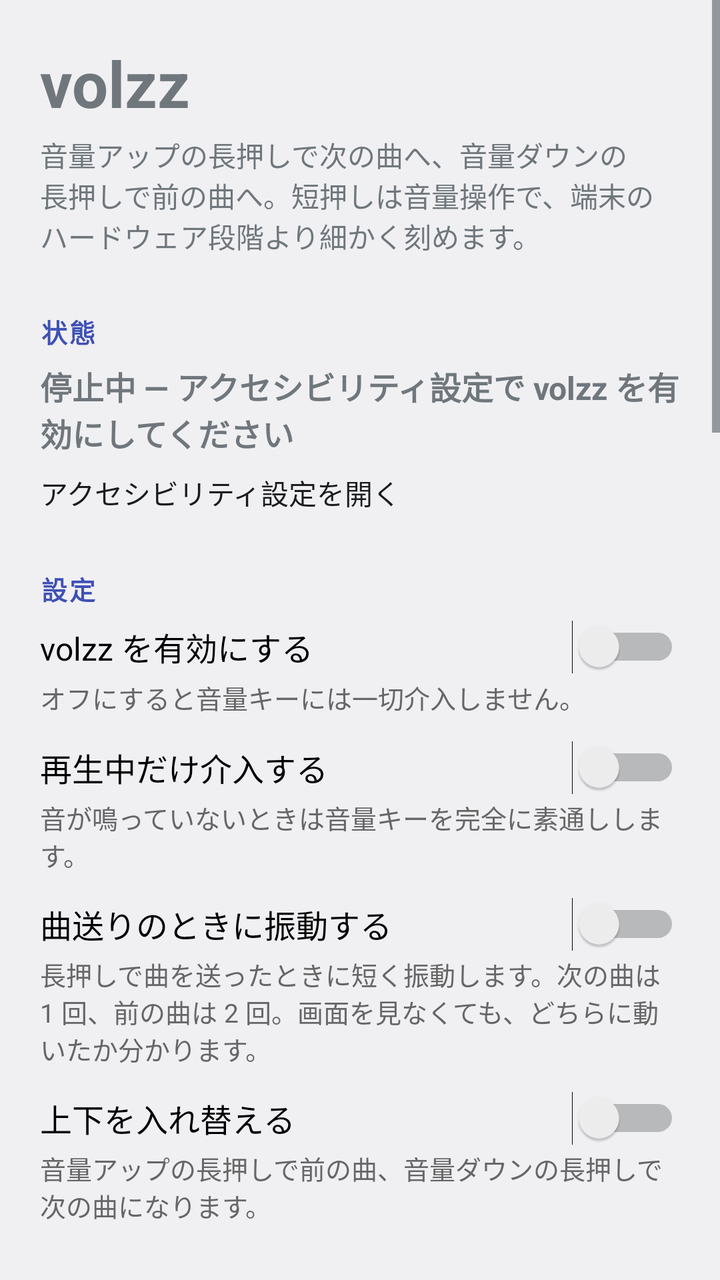
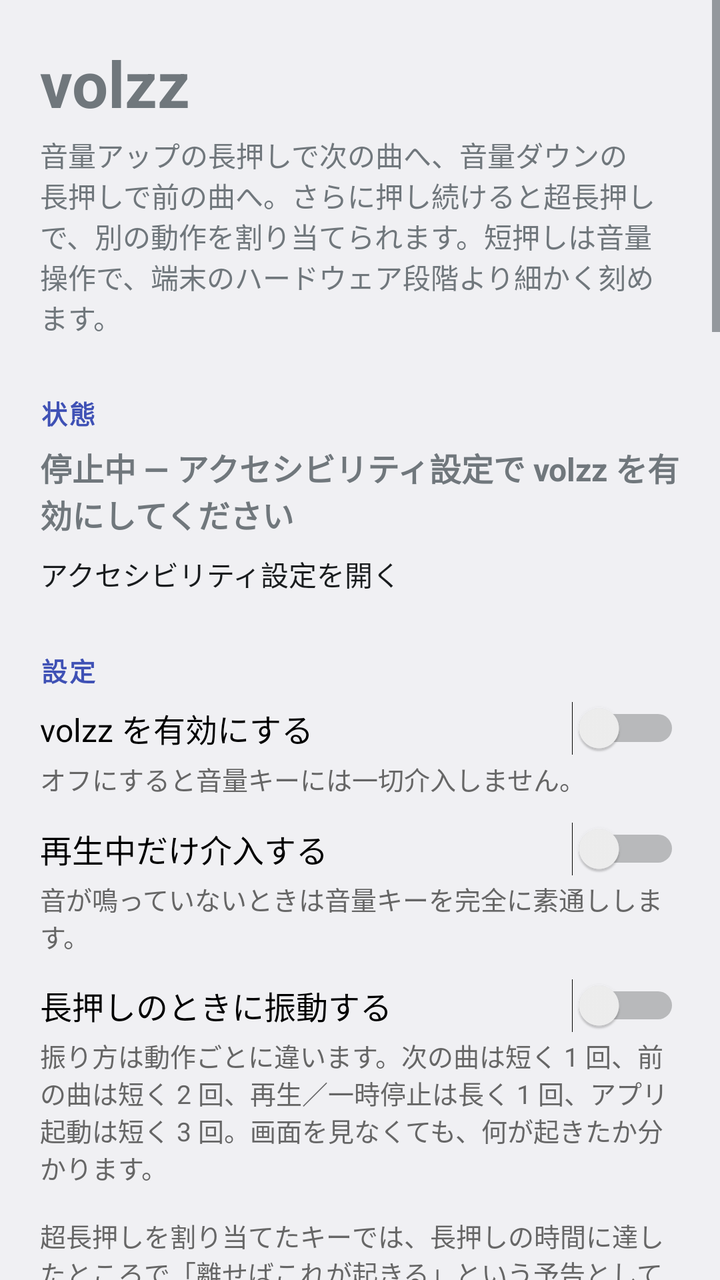

Compare the two renders of this Android layout. The source of the first and the diff that turns it into the second are given below.
<!-- AndroidManifest.xml: application theme android:Theme.DeviceDefault.Light.NoActionBar -->
<!-- res/layout/activity_main.xml -->
<?xml version="1.0" encoding="utf-8"?>

<ScrollView xmlns:android="http://schemas.android.com/apk/res/android"
    android:id="@+id/root"
    android:layout_width="match_parent"
    android:layout_height="match_parent"
    android:fillViewport="true">

    <LinearLayout
        android:layout_width="match_parent"
        android:layout_height="wrap_content"
        android:orientation="vertical"
        android:paddingLeft="20dp"
        android:paddingRight="20dp"
        android:paddingTop="20dp"
        android:paddingBottom="32dp">

        <TextView
            android:layout_width="match_parent"
            android:layout_height="wrap_content"
            android:text="@string/app_name"
            android:textSize="32sp"
            android:textStyle="bold" />

        <TextView
            android:layout_width="match_parent"
            android:layout_height="wrap_content"
            android:layout_marginTop="4dp"
            android:text="@string/intro"
            android:textSize="14sp" />

        
        <TextView
            style="@style/SectionTitle"
            android:text="@string/status_title" />

        <TextView
            android:id="@+id/status"
            android:layout_width="match_parent"
            android:layout_height="wrap_content"
            android:textSize="16sp"
            android:textStyle="bold"
            android:text="@string/status_off" />

        <Button
            android:id="@+id/open_settings"
            android:layout_width="match_parent"
            android:layout_height="wrap_content"
            android:layout_marginTop="8dp"
            android:text="@string/open_settings" />

        
        <TextView
            style="@style/SectionTitle"
            android:text="@string/settings_title" />

        <Switch
            android:id="@+id/enabled"
            android:layout_width="match_parent"
            android:layout_height="wrap_content"
            android:text="@string/enabled_label"
            android:textSize="16sp" />

        <TextView
            style="@style/Hint"
            android:text="@string/enabled_desc" />

        <Switch
            android:id="@+id/only_while_playing"
            android:layout_width="match_parent"
            android:layout_height="wrap_content"
            android:layout_marginTop="12dp"
            android:text="@string/only_while_playing_label"
            android:textSize="16sp" />

        <TextView
            style="@style/Hint"
            android:text="@string/only_while_playing_desc" />

        <Switch
            android:id="@+id/vibrate"
            android:layout_width="match_parent"
            android:layout_height="wrap_content"
            android:layout_marginTop="12dp"
            android:text="@string/vibrate_label"
            android:textSize="16sp" />

        <TextView
            style="@style/Hint"
            android:text="@string/vibrate_desc" />

        <Switch
            android:id="@+id/swap"
            android:layout_width="match_parent"
            android:layout_height="wrap_content"
            android:layout_marginTop="12dp"
            android:text="@string/swap_label"
            android:textSize="16sp" />

        <TextView
            style="@style/Hint"
            android:text="@string/swap_desc" />

        
        <TextView
            style="@style/SectionTitle"
            android:text="@string/fine_title" />

        <TextView
            android:id="@+id/fine_status"
            android:layout_width="match_parent"
            android:layout_height="wrap_content"
            android:textSize="14sp" />

        <Switch
            android:id="@+id/fine_enabled"
            android:layout_width="match_parent"
            android:layout_height="wrap_content"
            android:layout_marginTop="12dp"
            android:text="@string/fine_enabled_label"
            android:textSize="16sp" />

        <TextView
            style="@style/Hint"
            android:text="@string/fine_enabled_desc" />

        <TextView
            android:id="@+id/fine_steps_label"
            android:layout_width="match_parent"
            android:layout_height="wrap_content"
            android:layout_marginTop="12dp"
            android:textSize="16sp"
            android:textStyle="bold" />

        <SeekBar
            android:id="@+id/fine_steps"
            android:layout_width="match_parent"
            android:layout_height="wrap_content"
            android:layout_marginTop="4dp" />

        <TextView
            android:id="@+id/fine_steps_detail"
            style="@style/Hint" />

        <TextView
            style="@style/Hint"
            android:text="@string/fine_desc" />

        
        <TextView
            style="@style/SectionTitle"
            android:text="@string/threshold_title" />

        <TextView
            android:id="@+id/threshold_label"
            android:layout_width="match_parent"
            android:layout_height="wrap_content"
            android:textSize="16sp"
            android:textStyle="bold" />

        <SeekBar
            android:id="@+id/threshold"
            android:layout_width="match_parent"
            android:layout_height="wrap_content"
            android:layout_marginTop="4dp" />

        <TextView
            style="@style/Hint"
            android:text="@string/threshold_desc" />

        
        <TextView
            style="@style/SectionTitle"
            android:text="@string/mode_title" />

        <TextView
            style="@style/Hint"
            android:text="@string/mode_desc" />

        
        <TextView
            style="@style/SectionTitle"
            android:text="@string/diag_title" />

        <TextView
            android:id="@+id/diag"
            android:layout_width="match_parent"
            android:layout_height="wrap_content"
            android:fontFamily="monospace"
            android:textSize="14sp" />

        <TextView
            style="@style/Hint"
            android:text="@string/diag_desc" />

        
        <TextView
            style="@style/SectionTitle"
            android:text="@string/perm_title" />

        <TextView
            style="@style/Hint"
            android:text="@string/perm_desc" />

    </LinearLayout>
</ScrollView>
<!-- resources referenced by this layout -->
<resources>
  <string name="app_name">volzz</string>
  <string name="diag_desc">この画面を開いたまま音量キーを押すと、volzz がキーを受け取れているか確認できます。数字が増えなければキーが届いていません。\n\n画面が消えている間の分は 2 行目に数えます。画面を消して音量キーを押し、画面を点けてからこの画面を開けば、そのときの動きが「最近の動き」に残っています。同じ行は logcat にも出ます（adb logcat -s volzz）。</string>
  <string name="diag_title">動作確認</string>
  <string name="enabled_desc">オフにすると音量キーには一切介入しません。</string>
  <string name="enabled_label">volzz を有効にする</string>
  <string name="fine_desc">端末のハード段階は増やせません（起動時に読まれる読み取り専用の設定で決まります）。そこで段と段の隙間を、音声エフェクトの負のゲインで埋めています。
  
  狙いの音量以上でいちばん近いハード段を選び、残りをゲインで埋めるので、万一エフェクトが効かなくなっても音はハード 1 段分しか跳ねません。
  
  大きく変えたいときは続けて連打してください。連打している間だけ歩幅が広がります（長押しは曲送りなので使えません）。</string>
  <string name="fine_enabled_desc">短押し 1 回で動く量を細かくします。切ると今までどおり 1 押し 1 段です。長押しの曲送りはどちらでも変わりません。</string>
  <string name="fine_enabled_label">ハード段階より細かく刻む</string>
  <string name="fine_title">細かい音量</string>
  <string name="intro">音量アップの長押しで次の曲へ、音量ダウンの長押しで前の曲へ。短押しは音量操作で、端末のハードウェア段階より細かく刻めます。</string>
  <string name="mode_desc">volzz は音量キーを完全に横取りし、指を離して「短押しだった」と確定してから音量を動かします。動かす量は「細かい音量」の設定で決まります。そのため曲送りのときに音量が動くことは一度もありません。画面が消えている間も同じで、こちらはメディアセッション経由でキーを受け取ります。\n\n短押しの反応が遅れるのは、実際にボタンを押していた時間のぶんだけです。軽くタップするぶんにはほとんど分かりません。押した瞬間に音量を動かしてしまうと、長押しだったと分かった時点で戻すしかなく、音量が 1 段上がってから下がる動きになるため、この方式にしています。</string>
  <string name="mode_title">短押しの扱い</string>
  <string name="only_while_playing_desc">音が鳴っていないときは音量キーを完全に素通しします。</string>
  <string name="only_while_playing_label">再生中だけ介入する</string>
  <string name="open_settings">アクセシビリティ設定を開く</string>
  <string name="perm_desc">振動（VIBRATE）だけ。曲送りの合図に使います。上の「曲送りのときに振動する」をオフにすれば一度も使いません。\n\nインターネット接続も、通知も、位置情報も、ストレージも使いません。ほかに必要なのはアクセシビリティ設定での有効化だけです。</string>
  <string name="perm_title">このアプリが使う権限</string>
  <string name="settings_title">設定</string>
  <string name="status_off">停止中 — アクセシビリティ設定で volzz を有効にしてください</string>
  <string name="status_title">状態</string>
  <string name="swap_desc">音量アップの長押しで前の曲、音量ダウンの長押しで次の曲になります。</string>
  <string name="swap_label">上下を入れ替える</string>
  <string name="threshold_desc">この時間を超えて押し続けると曲送りになります。短くすると曲送りが速くなりますが、少し長めの音量操作が誤って曲送りになりやすくなります。</string>
  <string name="threshold_title">長押しと判定する時間</string>
  <string name="vibrate_desc">長押しで曲を送ったときに短く振動します。次の曲は 1 回、前の曲は 2 回。画面を見なくても、どちらに動いたか分かります。</string>
  <string name="vibrate_label">曲送りのときに振動する</string>
  <style name="Hint">
          <item name="android:layout_width">match_parent</item>
          <item name="android:layout_height">wrap_content</item>
          <item name="android:layout_marginTop">2dp</item>
          <item name="android:textSize">13sp</item>
          <item name="android:textColor">#FF666666</item>
      </style>
  <style name="SectionTitle">
          <item name="android:layout_width">match_parent</item>
          <item name="android:layout_height">wrap_content</item>
          <item name="android:layout_marginTop">28dp</item>
          <item name="android:layout_marginBottom">6dp</item>
          <item name="android:textSize">13sp</item>
          <item name="android:textStyle">bold</item>
          <item name="android:textAllCaps">true</item>
          <item name="android:letterSpacing">0.08</item>
          <item name="android:textColor">#FF3F51B5</item>
      </style>
</resources>

<!-- the commit's change to res/layout/activity_main.xml (unified diff, before → after) -->
@@ -89,17 +89,38 @@
             style="@style/Hint"
             android:text="@string/vibrate_desc" />
 
-        <Switch
-            android:id="@+id/swap"
-            android:layout_width="match_parent"
-            android:layout_height="wrap_content"
-            android:layout_marginTop="12dp"
-            android:text="@string/swap_label"
-            android:textSize="16sp" />
-
-        <TextView
-            style="@style/Hint"
-            android:text="@string/swap_desc" />
+        
+        <TextView
+            style="@style/SectionTitle"
+            android:text="@string/assign_title" />
+
+        <Button
+            android:id="@+id/assign_up_long"
+            android:layout_width="match_parent"
+            android:layout_height="wrap_content"
+            android:layout_marginTop="4dp" />
+
+        <Button
+            android:id="@+id/assign_down_long"
+            android:layout_width="match_parent"
+            android:layout_height="wrap_content"
+            android:layout_marginTop="4dp" />
+
+        <Button
+            android:id="@+id/assign_up_super"
+            android:layout_width="match_parent"
+            android:layout_height="wrap_content"
+            android:layout_marginTop="4dp" />
+
+        <Button
+            android:id="@+id/assign_down_super"
+            android:layout_width="match_parent"
+            android:layout_height="wrap_content"
+            android:layout_marginTop="4dp" />
+
+        <TextView
+            style="@style/Hint"
+            android:text="@string/assign_desc" />
 
         
         <TextView
@@ -171,6 +192,32 @@
         
         <TextView
             style="@style/SectionTitle"
+            android:text="@string/super_threshold_title" />
+
+        <TextView
+            android:id="@+id/super_threshold_label"
+            android:layout_width="match_parent"
+            android:layout_height="wrap_content"
+            android:textSize="16sp"
+            android:textStyle="bold" />
+
+        <SeekBar
+            android:id="@+id/super_threshold"
+            android:layout_width="match_parent"
+            android:layout_height="wrap_content"
+            android:layout_marginTop="4dp" />
+
+        <TextView
+            android:id="@+id/super_threshold_detail"
+            style="@style/Hint" />
+
+        <TextView
+            android:id="@+id/super_threshold_desc"
+            style="@style/Hint" />
+
+        
+        <TextView
+            style="@style/SectionTitle"
             android:text="@string/mode_title" />
 
         <TextView
<!-- resource entries referenced after the edit -->
@@ -1,6 +1,8 @@
 <!-- resources referenced by this layout -->
 <resources>
   <string name="app_name">volzz</string>
+  <string name="assign_desc">4 つのトリガーそれぞれに動作を選べます。超長押しに「なし」以外を割り当てると、そのキーの長押しは指を離した瞬間に実行されるようになります（押し続けている間は、長押しと超長押しのどちらになるかがまだ決まらないため）。\n\n長押しにも超長押しにも「なし」を割り当てたキーは、押しっぱなしで音量が動き続けます。</string>
+  <string name="assign_title">長押しに割り当てる動作</string>
   <string name="diag_desc">この画面を開いたまま音量キーを押すと、volzz がキーを受け取れているか確認できます。数字が増えなければキーが届いていません。\n\n画面が消えている間の分は 2 行目に数えます。画面を消して音量キーを押し、画面を点けてからこの画面を開けば、そのときの動きが「最近の動き」に残っています。同じ行は logcat にも出ます（adb logcat -s volzz）。</string>
   <string name="diag_title">動作確認</string>
   <string name="enabled_desc">オフにすると音量キーには一切介入しません。</string>
@@ -13,23 +15,22 @@
   <string name="fine_enabled_desc">短押し 1 回で動く量を細かくします。切ると今までどおり 1 押し 1 段です。長押しの曲送りはどちらでも変わりません。</string>
   <string name="fine_enabled_label">ハード段階より細かく刻む</string>
   <string name="fine_title">細かい音量</string>
-  <string name="intro">音量アップの長押しで次の曲へ、音量ダウンの長押しで前の曲へ。短押しは音量操作で、端末のハードウェア段階より細かく刻めます。</string>
+  <string name="intro">音量アップの長押しで次の曲へ、音量ダウンの長押しで前の曲へ。さらに押し続けると超長押しで、別の動作を割り当てられます。短押しは音量操作で、端末のハードウェア段階より細かく刻めます。</string>
   <string name="mode_desc">volzz は音量キーを完全に横取りし、指を離して「短押しだった」と確定してから音量を動かします。動かす量は「細かい音量」の設定で決まります。そのため曲送りのときに音量が動くことは一度もありません。画面が消えている間も同じで、こちらはメディアセッション経由でキーを受け取ります。\n\n短押しの反応が遅れるのは、実際にボタンを押していた時間のぶんだけです。軽くタップするぶんにはほとんど分かりません。押した瞬間に音量を動かしてしまうと、長押しだったと分かった時点で戻すしかなく、音量が 1 段上がってから下がる動きになるため、この方式にしています。</string>
   <string name="mode_title">短押しの扱い</string>
   <string name="only_while_playing_desc">音が鳴っていないときは音量キーを完全に素通しします。</string>
   <string name="only_while_playing_label">再生中だけ介入する</string>
   <string name="open_settings">アクセシビリティ設定を開く</string>
-  <string name="perm_desc">振動（VIBRATE）だけ。曲送りの合図に使います。上の「曲送りのときに振動する」をオフにすれば一度も使いません。\n\nインターネット接続も、通知も、位置情報も、ストレージも使いません。ほかに必要なのはアクセシビリティ設定での有効化だけです。</string>
+  <string name="perm_desc">振動（VIBRATE）だけ。長押しの合図に使います。上の「長押しのときに振動する」をオフにすれば一度も使いません。\n\nインターネット接続も、通知も、位置情報も、ストレージも使いません。ほかに必要なのはアクセシビリティ設定での有効化だけです。\n\nアプリ起動の割り当てで一覧に出るのは、ホーム画面に並ぶアプリ（ランチャーから起動できるアプリ）だけです。すべてのアプリを見る権限（QUERY_ALL_PACKAGES）は取っていません。</string>
   <string name="perm_title">このアプリが使う権限</string>
   <string name="settings_title">設定</string>
   <string name="status_off">停止中 — アクセシビリティ設定で volzz を有効にしてください</string>
   <string name="status_title">状態</string>
-  <string name="swap_desc">音量アップの長押しで前の曲、音量ダウンの長押しで次の曲になります。</string>
-  <string name="swap_label">上下を入れ替える</string>
-  <string name="threshold_desc">この時間を超えて押し続けると曲送りになります。短くすると曲送りが速くなりますが、少し長めの音量操作が誤って曲送りになりやすくなります。</string>
+  <string name="super_threshold_title">超長押しと判定する時間</string>
+  <string name="threshold_desc">この時間を超えて押し続けると長押しになります。短くすると長押しが速くなりますが、少し長めの音量操作が誤って長押しになりやすくなります。</string>
   <string name="threshold_title">長押しと判定する時間</string>
-  <string name="vibrate_desc">長押しで曲を送ったときに短く振動します。次の曲は 1 回、前の曲は 2 回。画面を見なくても、どちらに動いたか分かります。</string>
-  <string name="vibrate_label">曲送りのときに振動する</string>
+  <string name="vibrate_desc">振り方は動作ごとに違います。次の曲は短く 1 回、前の曲は短く 2 回、再生／一時停止は長く 1 回、アプリ起動は短く 3 回。画面を見なくても、何が起きたか分かります。\n\n超長押しを割り当てたキーでは、長押しの時間に達したところで「離せばこれが起きる」という予告として同じ振り方で 1 度鳴り、そのまま超長押しに達するともう一度、そちらの振り方で鳴ります。</string>
+  <string name="vibrate_label">長押しのときに振動する</string>
   <style name="Hint">
           <item name="android:layout_width">match_parent</item>
           <item name="android:layout_height">wrap_content</item>
